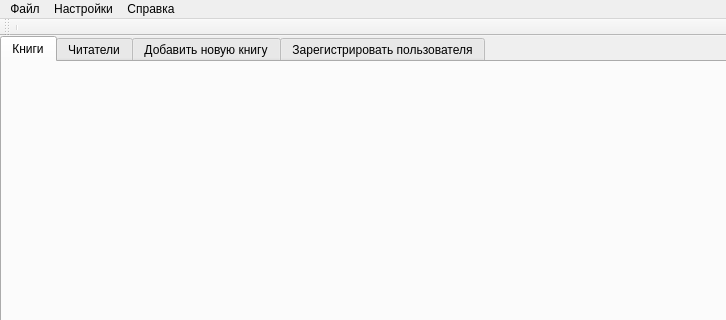
First picture: the form in Application.QT/GUI.QT/GUI_MainWindow.ui, repository AJIOB/uni_courseWork_4, before the edit; both pictures show x 0 to 726 and y 0 to 320 of the 1040 by 538 pixel window.
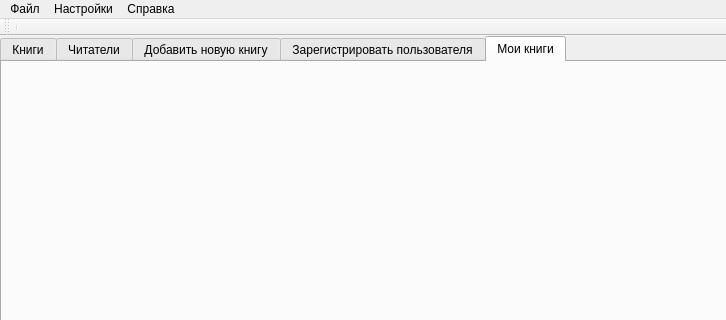
Second picture: the form after the edit. The open tabs and pages were chosen to show the change. Icons and pictures are not drawn.

Commit message: App: MyBooks tab, good user control (only in UI) were added. BookInfo Dialog is almost ready (edit information doesn't work now).

```diff
--- a/Application.QT/GUI.QT/GUI_MainWindow.ui
+++ b/Application.QT/GUI.QT/GUI_MainWindow.ui
@@ -611,6 +611,16 @@
                 </item>
               </layout>
             </widget>
+      <widget class="QWidget" name="myBooksTab">
+       <attribute name="icon">
+        <iconset resource="Resouces.qrc">
+         <normaloff>:/resource/icons/my books.png</normaloff>:/resource/icons/my books.png</iconset>
+       </attribute>
+       <attribute name="title">
+        <string>Мои книги</string>
+       </attribute>
+       <layout class="QGridLayout" name="myBooksLayout"/>
+      </widget>
           </widget>
         </item>
       </layout>
@@ -672,7 +682,7 @@
       </property>
     </action>
   </widget>
-  <layoutdefault spacing="6" margin="11" />
+ <layoutdefault spacing="6" margin="11"/>
   <tabstops>
     <tabstop>surnameText_AddUser</tabstop>
     <tabstop>nameText_AddUser</tabstop>
```
Left out of the diff: 47 changed lines with no effect on the pictures. Lines whose indentation alone changed are shown as unchanged. The commit also changes 21 other files.
